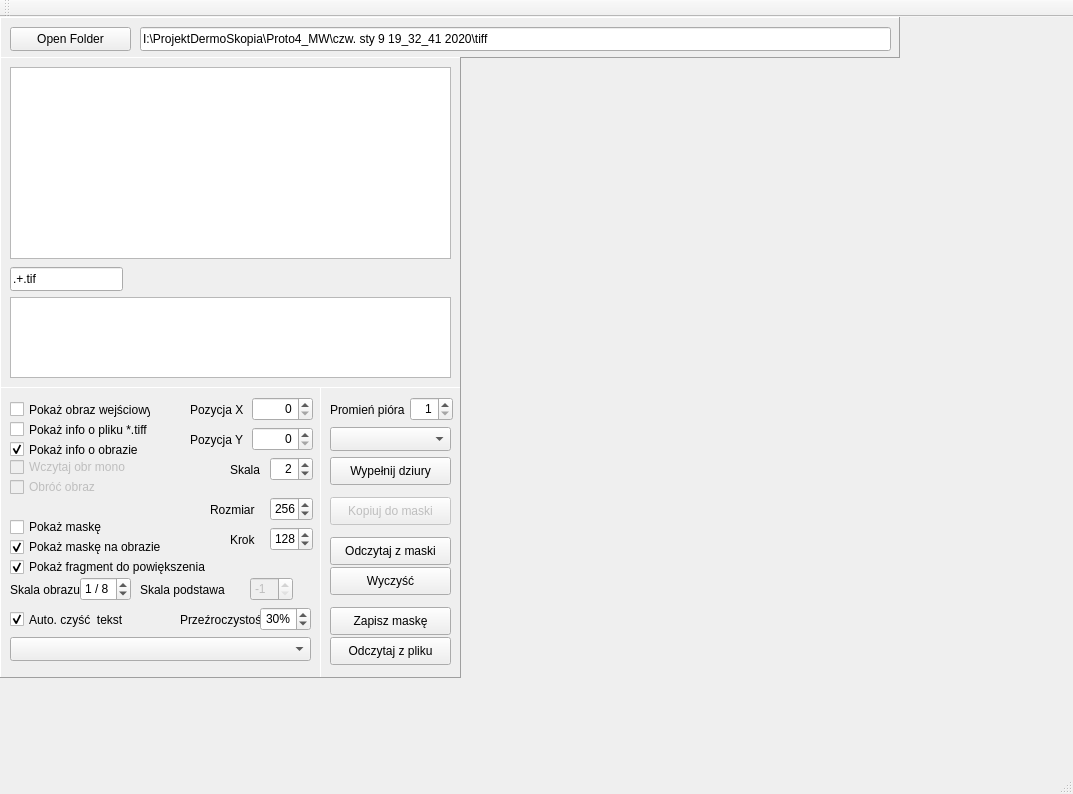
This is mainwindow.ui in marcinkociolek/SkinLesionMarker as Qt 5 draws it before an edit. The edited form follows.
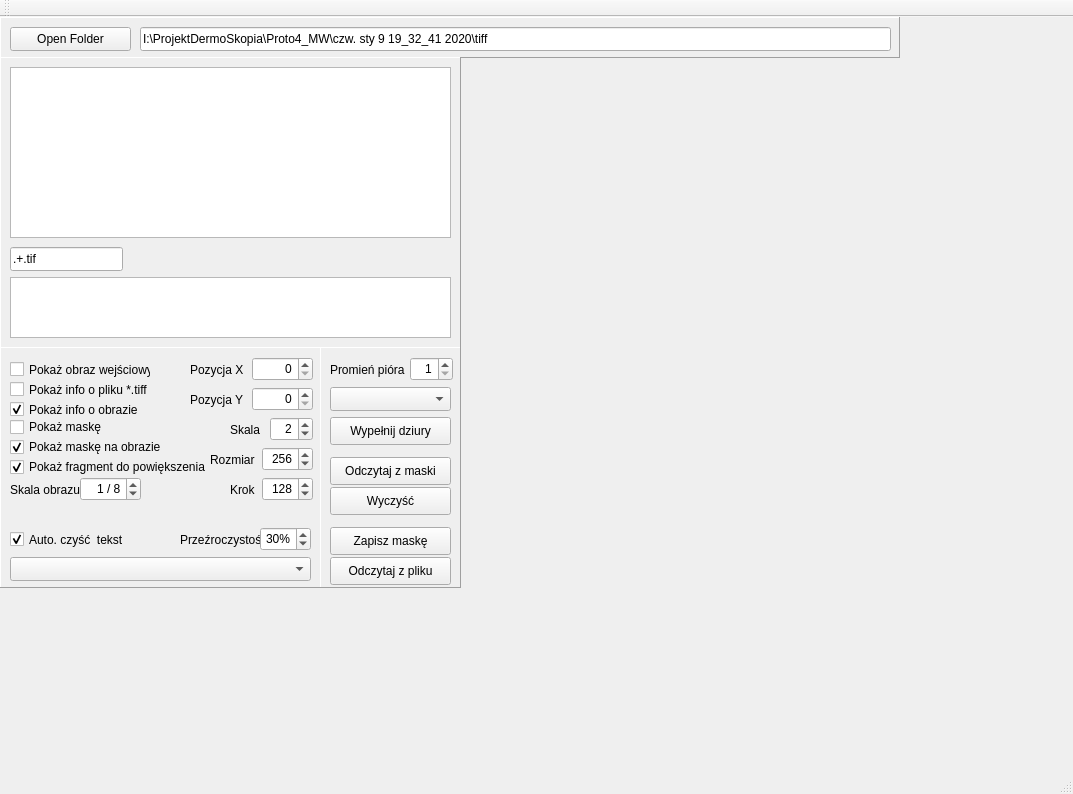
This is the edited form. Custom widgets are drawn as their Qt base class.

```diff
--- a/mainwindow.ui
+++ b/mainwindow.ui
@@ -88,7 +88,7 @@
       <x>0</x>
       <y>40</y>
       <width>461</width>
-      <height>331</height>
+      <height>291</height>
      </rect>
     </property>
     <property name="frameShape">
@@ -101,7 +101,7 @@
      <property name="geometry">
       <rect>
        <x>10</x>
-       <y>210</y>
+       <y>190</y>
        <width>113</width>
        <height>24</height>
       </rect>
@@ -116,7 +116,7 @@
        <x>10</x>
        <y>10</y>
        <width>441</width>
-       <height>192</height>
+       <height>171</height>
       </rect>
      </property>
     </widget>
@@ -124,9 +124,9 @@
      <property name="geometry">
       <rect>
        <x>10</x>
-       <y>240</y>
+       <y>220</y>
        <width>441</width>
-       <height>81</height>
+       <height>61</height>
       </rect>
      </property>
     </widget>
@@ -135,9 +135,9 @@
     <property name="geometry">
      <rect>
       <x>0</x>
-      <y>370</y>
+      <y>330</y>
       <width>321</width>
-      <height>291</height>
+      <height>241</height>
      </rect>
     </property>
     <property name="frameShape">
@@ -169,7 +169,7 @@
      <property name="geometry">
       <rect>
        <x>10</x>
-       <y>90</y>
+       <y>300</y>
        <width>101</width>
        <height>20</height>
       </rect>
@@ -198,7 +198,7 @@
      <property name="geometry">
       <rect>
        <x>10</x>
-       <y>190</y>
+       <y>130</y>
        <width>71</width>
        <height>25</height>
       </rect>
@@ -211,11 +211,14 @@
      <property name="geometry">
       <rect>
        <x>80</x>
-       <y>190</y>
-       <width>51</width>
+       <y>130</y>
+       <width>61</width>
        <height>24</height>
       </rect>
      </property>
+     <property name="alignment">
+      <set>Qt::AlignRight|Qt::AlignTrailing|Qt::AlignVCenter</set>
+     </property>
      <property name="prefix">
       <string>1 / </string>
      </property>
@@ -248,8 +251,8 @@
     <widget class="QLabel" name="labelScalePower">
      <property name="geometry">
       <rect>
-       <x>140</x>
-       <y>190</y>
+       <x>130</x>
+       <y>300</y>
        <width>101</width>
        <height>25</height>
       </rect>
@@ -264,8 +267,8 @@
      </property>
      <property name="geometry">
       <rect>
-       <x>250</x>
-       <y>190</y>
+       <x>240</x>
+       <y>300</y>
        <width>43</width>
        <height>24</height>
       </rect>
@@ -290,7 +293,7 @@
      <property name="geometry">
       <rect>
        <x>10</x>
-       <y>70</y>
+       <y>280</y>
        <width>141</width>
        <height>20</height>
       </rect>
@@ -306,7 +309,7 @@
      <property name="geometry">
       <rect>
        <x>10</x>
-       <y>220</y>
+       <y>180</y>
        <width>191</width>
        <height>25</height>
       </rect>
@@ -322,7 +325,7 @@
      <property name="geometry">
       <rect>
        <x>10</x>
-       <y>130</y>
+       <y>70</y>
        <width>121</width>
        <height>20</height>
       </rect>
@@ -337,12 +340,15 @@
     <widget class="QSpinBox" name="spinBoxTileSize">
      <property name="geometry">
       <rect>
-       <x>270</x>
-       <y>110</y>
-       <width>43</width>
+       <x>262</x>
+       <y>100</y>
+       <width>51</width>
        <height>24</height>
       </rect>
      </property>
+     <property name="alignment">
+      <set>Qt::AlignRight|Qt::AlignTrailing|Qt::AlignVCenter</set>
+     </property>
      <property name="minimum">
       <number>64</number>
      </property>
@@ -360,7 +366,7 @@
      <property name="geometry">
       <rect>
        <x>210</x>
-       <y>110</y>
+       <y>100</y>
        <width>61</width>
        <height>25</height>
       </rect>
@@ -442,12 +448,15 @@
     <widget class="QSpinBox" name="spinBoxTileStep">
      <property name="geometry">
       <rect>
-       <x>270</x>
-       <y>140</y>
-       <width>43</width>
+       <x>262</x>
+       <y>130</y>
+       <width>51</width>
        <height>24</height>
       </rect>
      </property>
+     <property name="alignment">
+      <set>Qt::AlignRight|Qt::AlignTrailing|Qt::AlignVCenter</set>
+     </property>
      <property name="minimum">
       <number>64</number>
      </property>
@@ -465,7 +474,7 @@
      <property name="geometry">
       <rect>
        <x>230</x>
-       <y>140</y>
+       <y>130</y>
        <width>41</width>
        <height>25</height>
       </rect>
@@ -478,7 +487,7 @@
      <property name="geometry">
       <rect>
        <x>10</x>
-       <y>170</y>
+       <y>110</y>
        <width>201</width>
        <height>20</height>
       </rect>
@@ -532,7 +541,7 @@
      <property name="geometry">
       <rect>
        <x>10</x>
-       <y>250</y>
+       <y>210</y>
        <width>301</width>
        <height>24</height>
       </rect>
@@ -547,7 +556,7 @@
      <property name="geometry">
       <rect>
        <x>180</x>
-       <y>220</y>
+       <y>180</y>
        <width>81</width>
        <height>25</height>
       </rect>
@@ -560,7 +569,7 @@
      <property name="geometry">
       <rect>
        <x>260</x>
-       <y>220</y>
+       <y>180</y>
        <width>51</width>
        <height>24</height>
       </rect>
@@ -585,7 +594,7 @@
      <property name="geometry">
       <rect>
        <x>10</x>
-       <y>150</y>
+       <y>90</y>
        <width>171</width>
        <height>20</height>
       </rect>
@@ -624,9 +633,9 @@
     <property name="geometry">
      <rect>
       <x>320</x>
-      <y>370</y>
+      <y>330</y>
       <width>141</width>
-      <height>291</height>
+      <height>241</height>
      </rect>
     </property>
     <property name="frameShape">
@@ -687,7 +696,7 @@
      <property name="geometry">
       <rect>
        <x>10</x>
-       <y>180</y>
+       <y>140</y>
        <width>121</width>
        <height>28</height>
       </rect>
@@ -700,7 +709,7 @@
      <property name="geometry">
       <rect>
        <x>10</x>
-       <y>150</y>
+       <y>110</y>
        <width>121</width>
        <height>28</height>
       </rect>
@@ -716,7 +725,7 @@
      <property name="geometry">
       <rect>
        <x>10</x>
-       <y>110</y>
+       <y>300</y>
        <width>121</width>
        <height>28</height>
       </rect>
@@ -729,7 +738,7 @@
      <property name="geometry">
       <rect>
        <x>10</x>
-       <y>220</y>
+       <y>180</y>
        <width>121</width>
        <height>28</height>
       </rect>
@@ -742,7 +751,7 @@
      <property name="geometry">
       <rect>
        <x>10</x>
-       <y>250</y>
+       <y>210</y>
        <width>121</width>
        <height>28</height>
       </rect>
@@ -762,6 +771,28 @@
      </property>
     </widget>
    </widget>
+   <widget class="MyImageWidget" name="widgetImageWhole" native="true">
+    <property name="geometry">
+     <rect>
+      <x>10</x>
+      <y>580</y>
+      <width>120</width>
+      <height>80</height>
+     </rect>
+    </property>
+    <property name="sizePolicy">
+     <sizepolicy hsizetype="Expanding" vsizetype="Expanding">
+      <horstretch>0</horstretch>
+      <verstretch>0</verstretch>
+     </sizepolicy>
+    </property>
+    <property name="cursor">
+     <cursorShape>CrossCursor</cursorShape>
+    </property>
+    <property name="mouseTracking">
+     <bool>false</bool>
+    </property>
+   </widget>
   </widget>
   <widget class="QMenuBar" name="menuBar">
    <property name="geometry">
```
